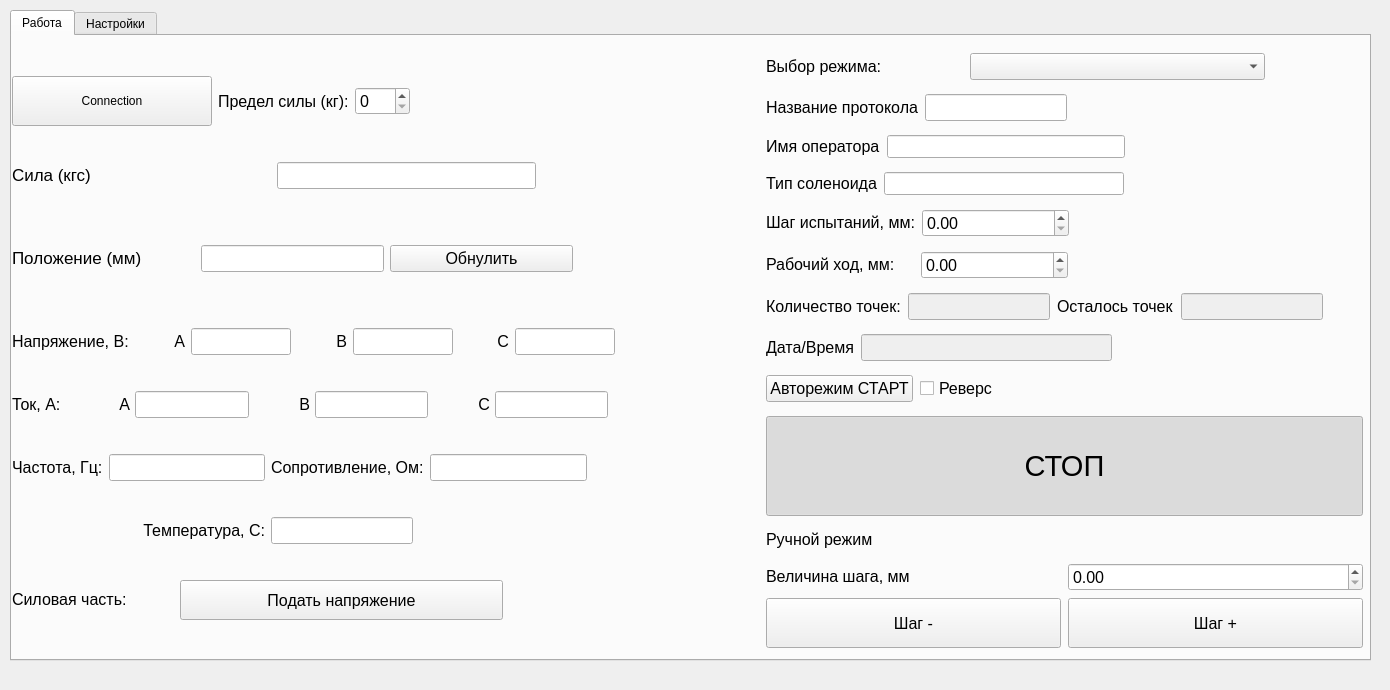
The window that mainwindow.ui (Muzalevsky/SITH) describes before a commit, drawn with Qt 5.
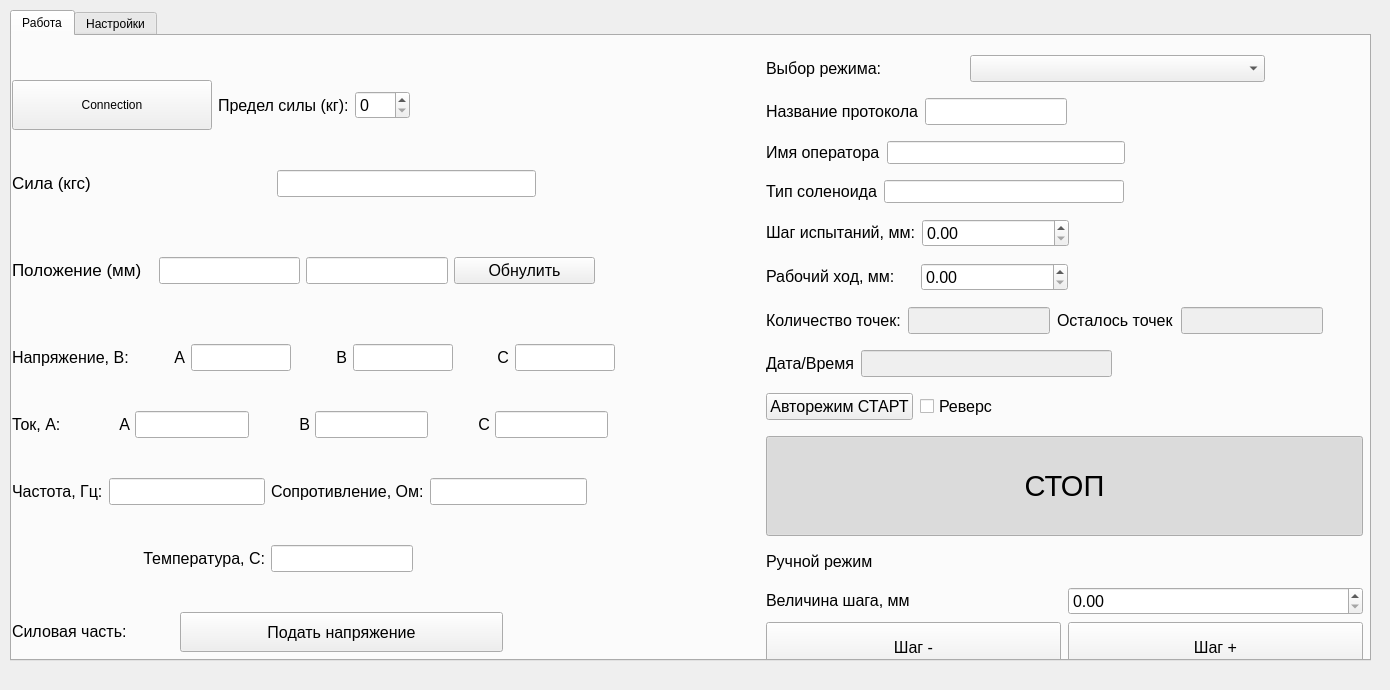
The same window after the commit. The open tabs and pages were chosen to show the change. Icons and pictures are not drawn.

Commit message: [SITH] - add special lineEdit for direct motor position checking. At every motor step, position updates. Now encoder is still alive, just duplicate channel

```diff
--- a/mainwindow.ui
+++ b/mainwindow.ui
@@ -93,7 +93,7 @@
         <x>0</x>
         <y>10</y>
         <width>1351</width>
-        <height>611</height>
+        <height>641</height>
        </rect>
       </property>
       <layout class="QHBoxLayout" name="horizontalLayout_11" stretch="0,0,0">
@@ -231,7 +231,7 @@
           </layout>
          </item>
          <item>
-          <layout class="QHBoxLayout" name="horizontalLayout_27" stretch="2,2,2,1">
+          <layout class="QHBoxLayout" name="horizontalLayout_27" stretch="2,2,0,2,1">
            <property name="sizeConstraint">
             <enum>QLayout::SetDefaultConstraint</enum>
            </property>
@@ -277,6 +277,21 @@
              </property>
             </widget>
            </item>
+           <item>
+            <widget class="QLineEdit" name="motorPotitionEdit">
+             <property name="font">
+              <font>
+               <pointsize>12</pointsize>
+              </font>
+             </property>
+             <property name="maxLength">
+              <number>32</number>
+             </property>
+             <property name="readOnly">
+              <bool>true</bool>
+             </property>
+            </widget>
+           </item>
            <item>
             <widget class="QPushButton" name="setZeroPositionButton">
              <property name="font">
```
Left out of the diff: 4 changed lines with no effect on the pictures. The commit also changes 2 other files.
